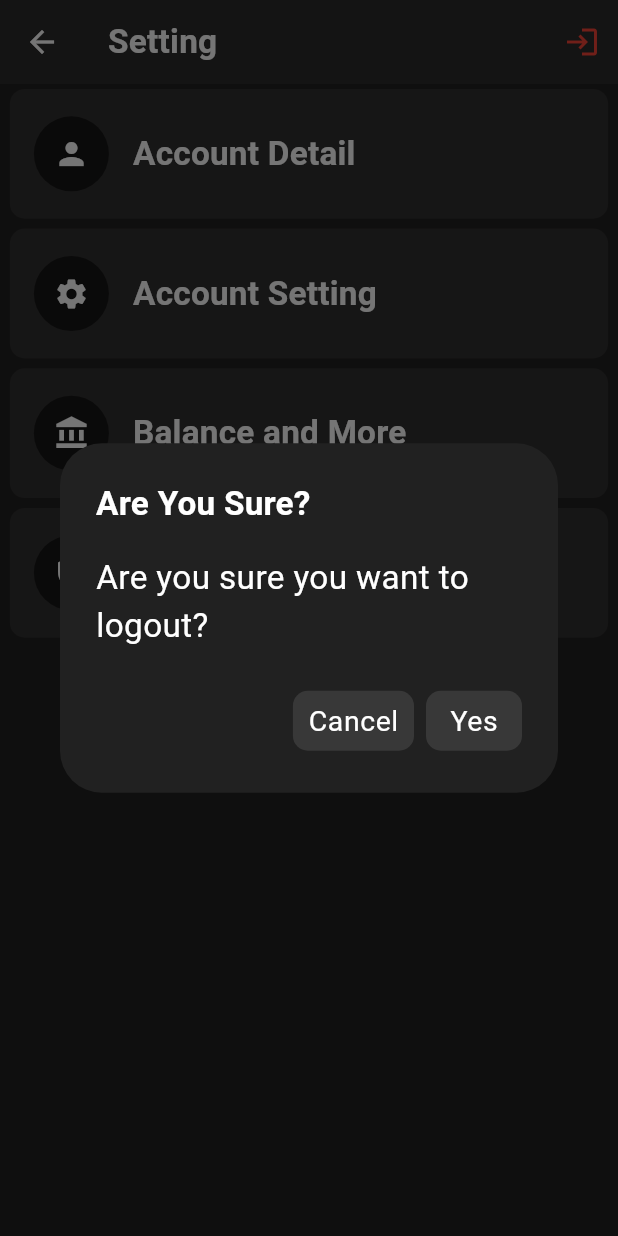
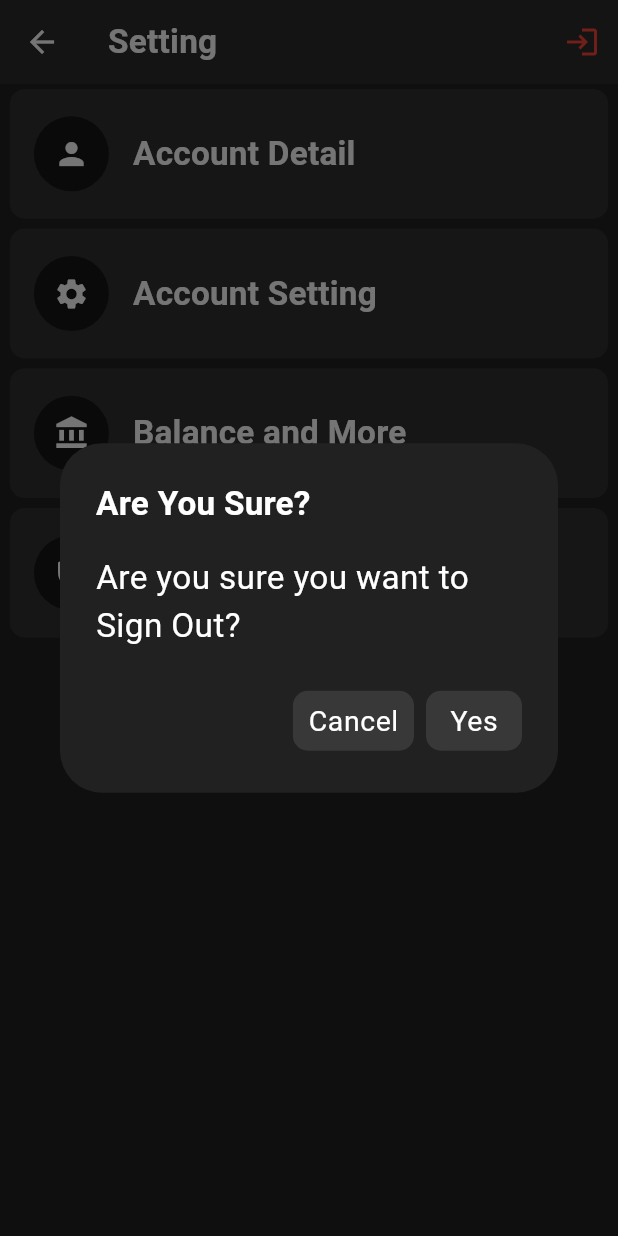
Before and after one commit to AKSHAYK0UL/Koul-Network, a Flutter app: the MoreTab screen opened directly, after a tap on the "login" icon, on a phone screen of 412 x 824 dp. Run offline on Flutter 3.47's test engine with Material 3 defaults, Android fonts, the phone set to English and light mode, and no system bars; our stand-ins replace custom_navigation_bar, flutter_bloc, flutter_contacts, flutter_multi_formatter, font_awesome_flutter, google_generative_ai and 9 more; missing offline and left inert: bulleted_list, mobile_scanner, simnumber; accounts and stored records are empty.

Commit message:
bug fixes

```diff
--- a/lib/UI/home/more/screen/more_tab.dart
+++ b/lib/UI/home/more/screen/more_tab.dart
@@ -81,7 +81,7 @@ void showDialogOnLogOut(BuildContext context) {
           style: Theme.of(context).textTheme.titleMedium,
         ),
         content: Text(
-          "Are you sure you want to logout?",
+          "Are you sure you want to Sign Out?",
           style: Theme.of(context).textTheme.bodyMedium,
         ),
         actions: [
--- a/lib/UI/home/screens/enter_app_pin.dart
+++ b/lib/UI/home/screens/enter_app_pin.dart
@@ -205,7 +205,7 @@ class _EnterAppPINState extends State<EnterAppPIN> {
                   PopupMenuItem(
                     value: EnterAppPINOptions.logOut,
                     child: Text(
-                      "Logout?",
+                      "Sign Out?",
                       style: Theme.of(context).textTheme.titleSmall,
                     ),
                   ),
--- a/pubspec.yaml
+++ b/pubspec.yaml
@@ -78,7 +78,7 @@ flutter_launcher_icons:
   ios: true
   image_path: "assets/icon/icon.png"
   min_sdk_android: 23
-  adaptive_icon_background: "#303030"
+  adaptive_icon_background: "#000000"
   adaptive_icon_foreground: "assets/icon/icon.png"
 
 
```
Also changed, not shown: assets/icon/icon.png, 33 other files.
